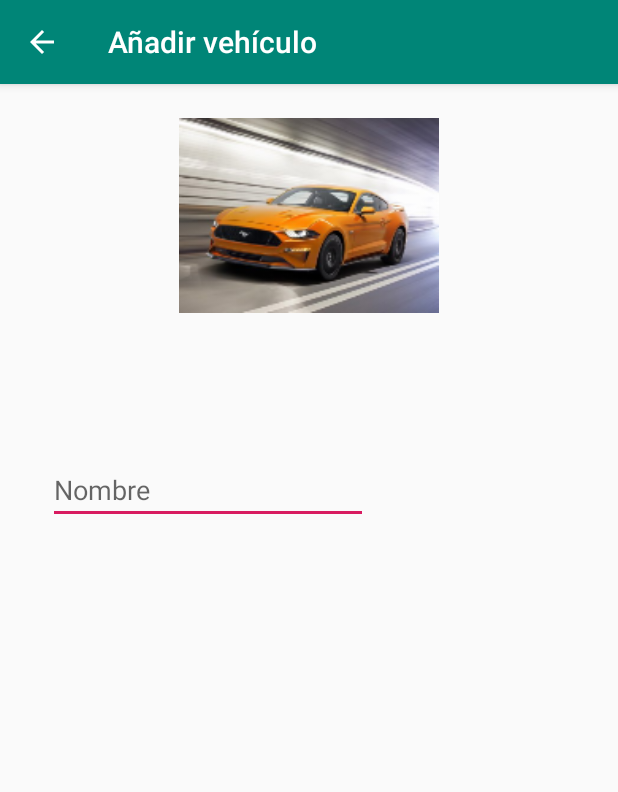
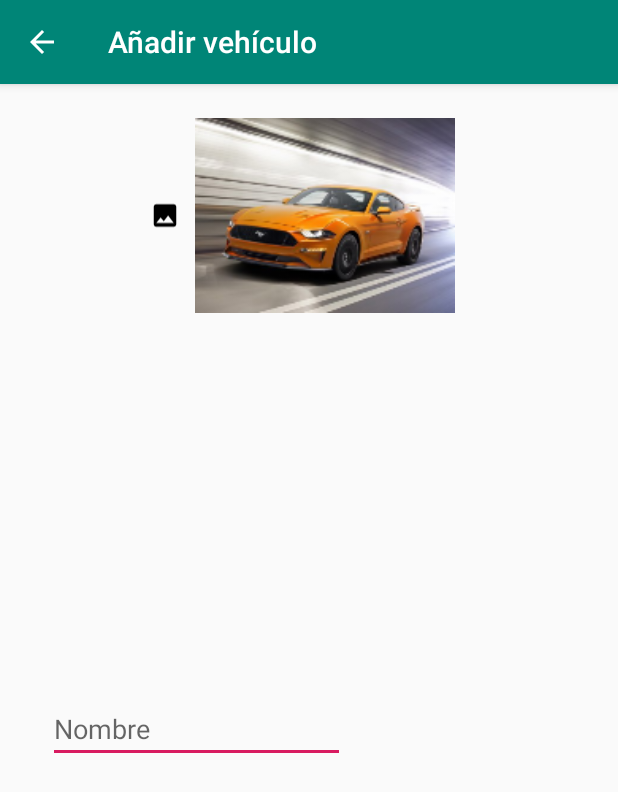
Before and after one commit to davidruiz120/garageapp, an Android app: the FormularioActivity screen opened directly, with no data from a screen before it, on a phone screen of 412 x 824 dp. Shown: the top 792 px of the screen. Run offline under Robolectric (Android 15) with nearby library versions, the phone set to English and light mode, and no system bars.

Commit message:
Solucionado problema con la visualización del icono imagen

```diff
--- a/app/src/main/res/layout/content_formulario.xml
+++ b/app/src/main/res/layout/content_formulario.xml
@@ -1,4 +1,5 @@
 <?xml version="1.0" encoding="utf-8"?>
+
 <androidx.constraintlayout.widget.ConstraintLayout xmlns:android="http://schemas.android.com/apk/res/android"
     xmlns:app="http://schemas.android.com/apk/res-auto"
     xmlns:tools="http://schemas.android.com/tools"
@@ -8,17 +9,41 @@
     tools:context=".views.FormularioActivity"
     tools:showIn="@layout/activity_formulario">
 
+    <ScrollView
+        android:layout_width="match_parent"
+        android:layout_height="match_parent">
+
+        <LinearLayout
+            android:layout_width="match_parent"
+            android:layout_height="wrap_content"
+            android:orientation="vertical" >
+
+            <LinearLayout
+                android:layout_width="match_parent"
+                android:layout_height="match_parent"
+                android:orientation="horizontal">
+
+                <ImageView
+                    android:id="@+id/imageView6"
+                    android:layout_width="20dp"
+                    android:layout_height="match_parent"
+                    android:layout_marginTop="16dp"
+                    android:layout_marginStart="100dp"
+                    app:srcCompat="@drawable/ic_photo" />
+
                 <ImageView
                     android:id="@+id/imputAddImagen"
                     android:layout_width="173dp"
                     android:layout_height="143dp"
-        android:layout_marginStart="119dp"
+                    android:layout_marginStart="10dp"
                     android:layout_marginTop="16dp"
-        android:layout_marginEnd="119dp"
-        app:layout_constraintEnd_toEndOf="parent"
-        app:layout_constraintStart_toStartOf="parent"
-        app:layout_constraintTop_toTopOf="parent"
                     app:srcCompat="@drawable/imgexample01" />
+            </LinearLayout>
+
+            <LinearLayout
+                android:layout_width="match_parent"
+                android:layout_height="match_parent"
+                android:orientation="horizontal">
 
                 <EditText
                     android:id="@+id/nombreEditText"
@@ -29,9 +54,10 @@
                     android:layout_marginEnd="182dp"
                     android:ems="10"
                     android:hint="Nombre"
-        android:inputType="textPersonName"
-        app:layout_constraintEnd_toEndOf="parent"
-        app:layout_constraintHorizontal_bias="0.0"
-        app:layout_constraintStart_toStartOf="parent"
-        app:layout_constraintTop_toTopOf="parent" />
+                    android:inputType="textPersonName" />
+            </LinearLayout>
+
+        </LinearLayout>
+    </ScrollView>
+
 </androidx.constraintlayout.widget.ConstraintLayout>
```
Lines whose indentation alone changed are shown as unchanged.
